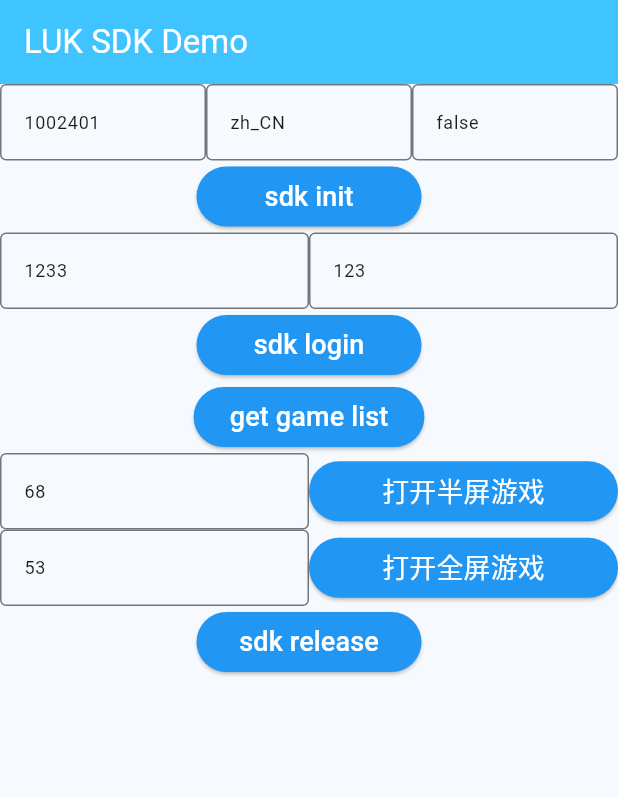
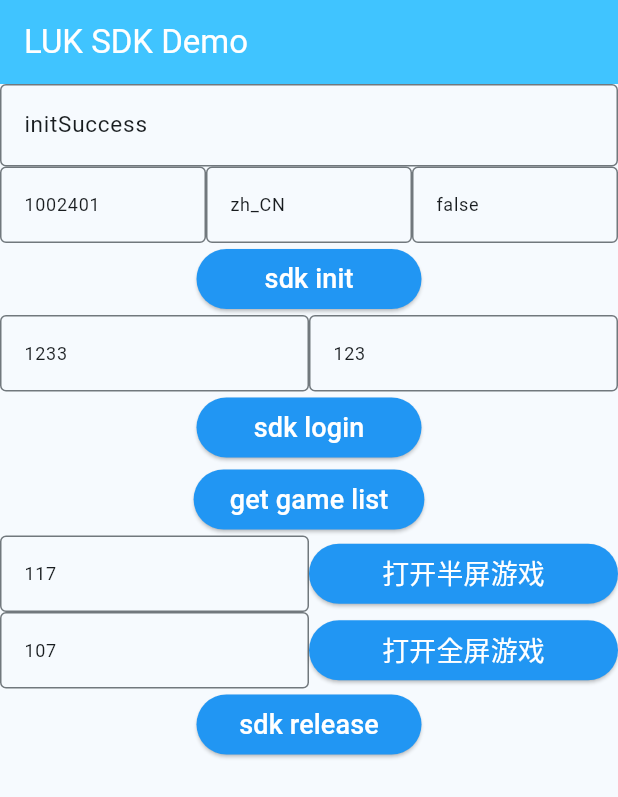
Before and after one commit to CFGameTech/flutter, a Flutter app: the screen it shows after launch, after a tap on "sdk init", on a phone screen of 412 x 824 dp. Shown: the top 797 px of the screen. Run offline on Flutter 3.47's test engine with Material 3 defaults, Android fonts, the light colour scheme and no system bars; our stand-ins replace plugin_platform_interface, webview_flutter; missing offline and left inert: dart:ffi.

Commit message:
plugins update

```diff
--- a/luk_sdk/example/lib/main.dart
+++ b/luk_sdk/example/lib/main.dart
@@ -27,6 +27,8 @@
 class _MyAppState extends State<MyApp> {
   String _platformVersion = 'Unknown';
   final _lukSdkPlugin = LukSdk();
+  TextEditingController _showIdTEC = TextEditingController();
+
   TextEditingController _appIdTEC = TextEditingController();
   TextEditingController _languageTEC = TextEditingController();
   TextEditingController _isProductTEC = TextEditingController();
@@ -58,20 +60,24 @@
           if (response.isSuccessful){
             debugPrint('main page debug ${response.token}');
             _resultToken = response.token as String;
+            _showIdTEC.text = "LoginSuccess";
           }else{
             debugPrint('loginFail code: ${response.code} msg: ${response.msg}');
+            _showIdTEC.text = "LoginFail";
           }
 
         });
 
       }else if (response is LukOnGetGameListRes){
-        debugPrint('main page debug ${response}');
+        debugPrint('main page debug ${response.gameList}');
         setState(() {
           if(response.isSuccessful){
             List<dynamic> gamelist = response.gameList as List;
             _GameListArr = gamelist;
+            _showIdTEC.text = "getGameListSuccess";
           }else{
             debugPrint('loginFail code: ${response.code} msg: ${response.msg}');
+            _showIdTEC.text = "getGameListFail";
           }
         });
       }
@@ -100,8 +106,8 @@
     _userIdTEC.text = "1233";
     _userCodeTEC.text = "123";
 
-    _halfGameIdTEC.text = "68";
-    _fullGameIdTEC.text = "53";
+    _halfGameIdTEC.text = "117";
+    _fullGameIdTEC.text = "107";
 
     if (!mounted) return;
 
@@ -125,6 +131,17 @@
         body: Center(
           child: Column(
             children: [
+              Row(
+                  children: <Widget>[
+                    Expanded(child:TextField(controller: _showIdTEC,
+                      keyboardType: TextInputType.numberWithOptions(),
+                      decoration: InputDecoration(border: OutlineInputBorder(),
+                          hintText: 'show',
+                          hintStyle: TextStyle(color: Colors.grey)),
+                      style: TextStyle(fontSize: 15),
+                    )),
+                  ]
+              ),
               Row(
                   children: <Widget>[
                     Expanded(child:TextField(controller: _appIdTEC,
@@ -165,6 +182,7 @@
                   print("appid: ${appId}, language: ${language}, isProduct: ${isProduct}");
 
                   _lukSdkPlugin.setupSDK(appId, language, isProduct);
+                  _showIdTEC.text = "initSuccess";
 
                 }
               },
--- a/luk_sdk/pubspec.yaml
+++ b/luk_sdk/pubspec.yaml
@@ -10,12 +10,9 @@
 dependencies:
   flutter:
     sdk: flutter
-  flutter_web_plugins:
-    sdk: flutter
-  web: ^0.5.1
   plugin_platform_interface: ^2.0.2
   webview_flutter: ^4.10.0
-  provider: ^5.0.0
+
 
 dev_dependencies:
   flutter_test:
```
Also changed, not shown: luk_sdk/lib/src/luk_sdk_web.dart (deleted, +0 -26 lines), luk_sdk/example/pubspec.lock, 7 other files. Lines whose indentation alone changed are shown as unchanged.
